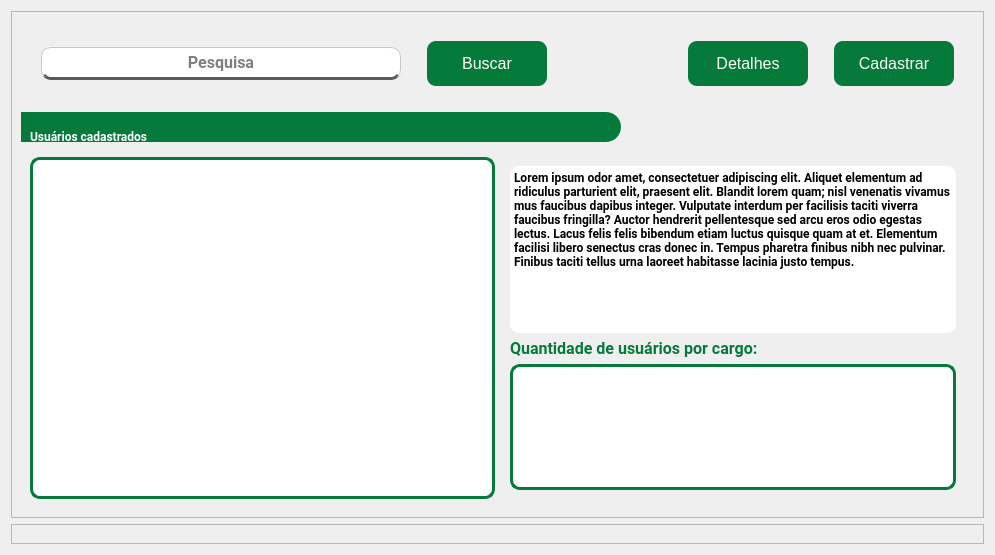
Before: the Qt Designer form PATP/bckp/asset_ctrl/templates/interfaces/user_main.ui in eduardogm22/controle_patrimonio, drawn with Qt 5.
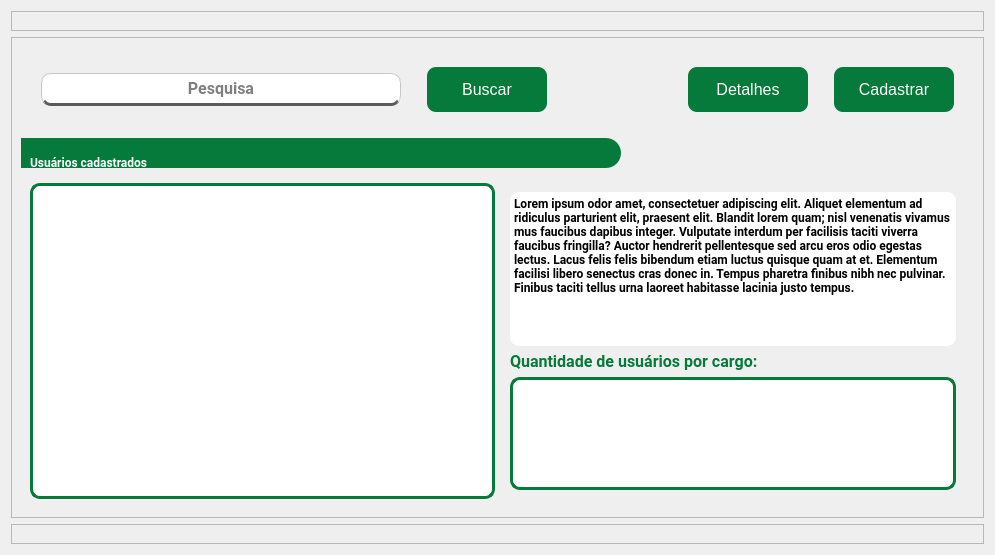
After: the same form once the commit is applied. Icons and pictures are not drawn.

```diff
--- a/PATP/bckp/asset_ctrl/templates/interfaces/user_main.ui
+++ b/PATP/bckp/asset_ctrl/templates/interfaces/user_main.ui
@@ -17,6 +17,17 @@
    <string notr="true"/>
   </property>
   <layout class="QVBoxLayout" name="verticalLayout">
+   <item>
+    <widget class="QFrame" name="new_User">
+     <property name="frameShape">
+      <enum>QFrame::StyledPanel</enum>
+     </property>
+     <property name="frameShadow">
+      <enum>QFrame::Raised</enum>
+     </property>
+     <layout class="QVBoxLayout" name="verticalLayout_7"/>
+    </widget>
+   </item>
    <item>
     <widget class="QFrame" name="userFrame">
      <property name="font">
```
